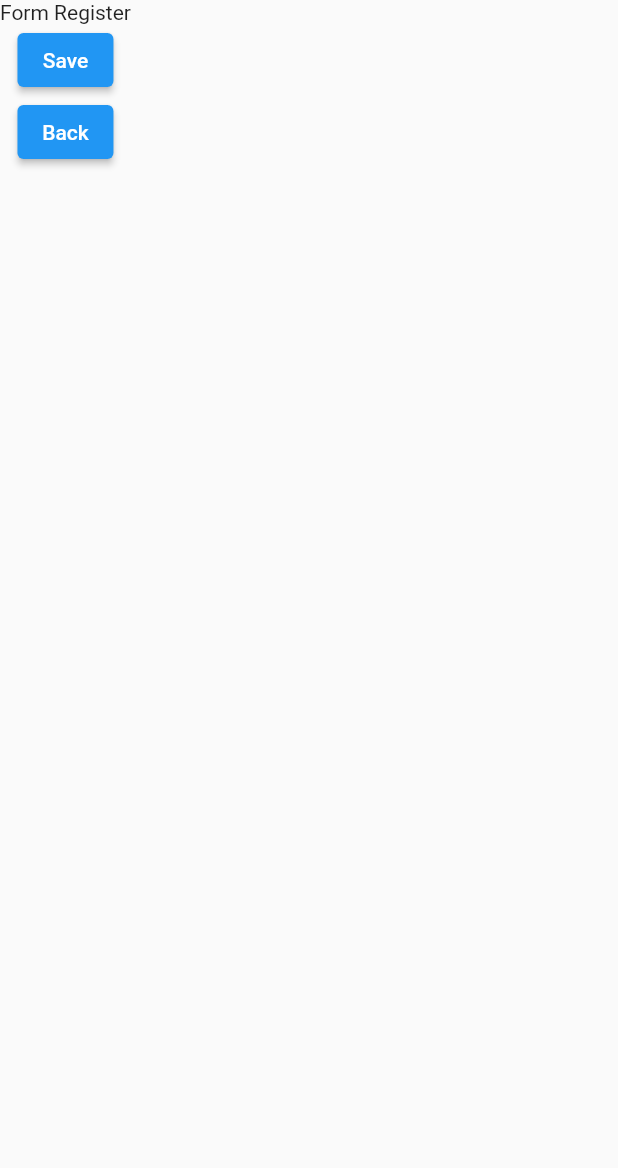
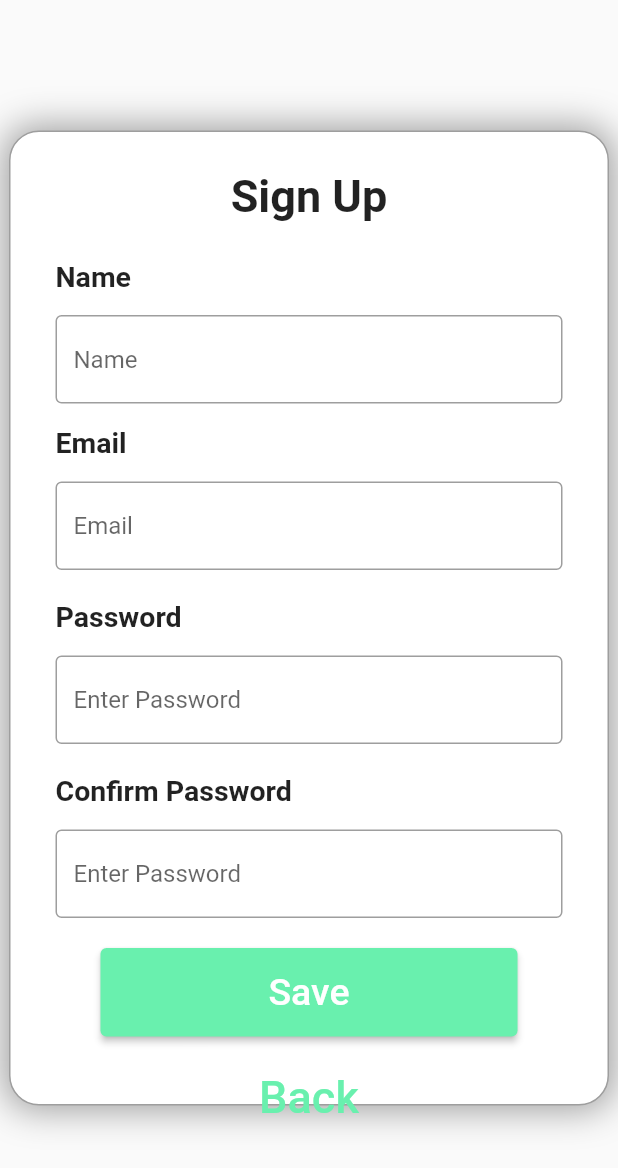
Before and after one commit to pietervardi/Contact-Tako-IFCSore, a Flutter app: the screen it shows after launch, after a tap on "Register", on a phone screen of 412 x 824 dp. Shown: the top 1168 px of the screen. Run offline on Flutter 3.47's test engine with Material 2 defaults, Android fonts, the phone set to English and light mode, and no system bars.

Commit message:
REGISTER SCREEN DONE + WIDHT FORM DIBESARIN

```diff
--- a/mobile/lib/screen/login_screen.dart
+++ b/mobile/lib/screen/login_screen.dart
@@ -16,7 +16,7 @@
       body: SafeArea(
         child: Center(
           child: Container(
-            width: 350,
+            width: 400,
             height: 425,
             decoration: BoxDecoration(
                 border: Border.all(color: Colors.grey),
--- a/mobile/lib/screen/register_screen.dart
+++ b/mobile/lib/screen/register_screen.dart
@@ -13,11 +13,109 @@
   Widget build(BuildContext context) {
     return Scaffold(
       body: SafeArea(
+        child: Center(
             child: Container(
+          width: 400,
+          height: 650,
+          decoration: BoxDecoration(
+              border: Border.all(color: Colors.grey),
+              borderRadius: BorderRadius.circular(20),
+              color: Colors.white,
+              boxShadow: [
+                BoxShadow(color: Colors.grey, blurRadius: 20, spreadRadius: 3)
+              ]),
           child: Column(
+              crossAxisAlignment: CrossAxisAlignment.start,
+              mainAxisAlignment: MainAxisAlignment.start,
               children: [
-              const Text('Form Register'),
-              ElevatedButton(
+                Padding(
+                  padding: const EdgeInsets.symmetric(vertical: 25),
+                  child: Center(
+                    child: Text(
+                      'Sign Up',
+                      style:
+                          TextStyle(fontSize: 30, fontWeight: FontWeight.bold),
+                    ),
+                  ),
+                ),
+                Container(
+                  margin: EdgeInsets.symmetric(horizontal: 30),
+                  child: Column(
+                    crossAxisAlignment: CrossAxisAlignment.start,
+                    children: [
+                      Padding(
+                        padding: const EdgeInsets.only(bottom: 15),
+                        child: Text(
+                          "Name",
+                          style: TextStyle(
+                              fontWeight: FontWeight.bold, fontSize: 19),
+                        ),
+                      ),
+                      Padding(
+                        padding: const EdgeInsets.only(bottom: 15),
+                        child: TextField(
+                            decoration: InputDecoration(
+                          border: OutlineInputBorder(),
+                          hintText: 'Name',
+                        )),
+                      ),
+                      Padding(
+                        padding: const EdgeInsets.only(bottom: 15),
+                        child: Text(
+                          "Email",
+                          style: TextStyle(
+                              fontWeight: FontWeight.bold, fontSize: 19),
+                        ),
+                      ),
+                      Padding(
+                        padding: const EdgeInsets.only(bottom: 20),
+                        child: TextField(
+                            decoration: InputDecoration(
+                          border: OutlineInputBorder(),
+                          hintText: 'Email',
+                        )),
+                      ),
+                      Padding(
+                        padding: const EdgeInsets.only(bottom: 15),
+                        child: Text(
+                          "Password",
+                          style: TextStyle(
+                              fontWeight: FontWeight.bold, fontSize: 19),
+                        ),
+                      ),
+                      Padding(
+                        padding: const EdgeInsets.only(bottom: 20),
+                        child: TextField(
+                            decoration: InputDecoration(
+                          border: OutlineInputBorder(),
+                          hintText: 'Enter Password',
+                        )),
+                      ),
+                      Padding(
+                        padding: const EdgeInsets.only(bottom: 15),
+                        child: Text(
+                          "Confirm Password",
+                          style: TextStyle(
+                              fontWeight: FontWeight.bold, fontSize: 19),
+                        ),
+                      ),
+                      Padding(
+                        padding: const EdgeInsets.only(bottom: 20),
+                        child: TextField(
+                            decoration: InputDecoration(
+                          border: OutlineInputBorder(),
+                          hintText: 'Enter Password',
+                        )),
+                      ),
+                      Center(
+                        child: ElevatedButton(
+                            style: ButtonStyle(
+                                padding: MaterialStateProperty.all<EdgeInsets>(
+                                    EdgeInsets.symmetric(
+                                        vertical: 15, horizontal: 112)),
+                                backgroundColor:
+                                    MaterialStatePropertyAll<Color>(
+                                        Colors.greenAccent)),
                             onPressed: () {
                               Navigator.of(context).push(
                                 MaterialPageRoute(
@@ -25,17 +123,30 @@
                                 ),
                               );
                             },
-                child: const Text('Save')
+                            child: const Text(
+                              'Save',
+                              style: TextStyle(fontSize: 25),
+                            )),
                       ),
-              ElevatedButton(
+                      Center(
+                        child: Padding(
+                          padding: const EdgeInsets.only(top: 15),
+                          child: TextButton(
                               onPressed: () {
                                 Navigator.pop(context);
                               },
-                child: const Text('Back')
+                              child: const Text(
+                                'Back',
+                                style: TextStyle(
+                                    color: Colors.greenAccent, fontSize: 30),
+                              )),
                         ),
-            ]
+                      )
+                    ],
                   ),
                 ),
+              ]),
+        )),
       ),
     );
   }
```
Lines whose indentation alone changed are shown as unchanged.
